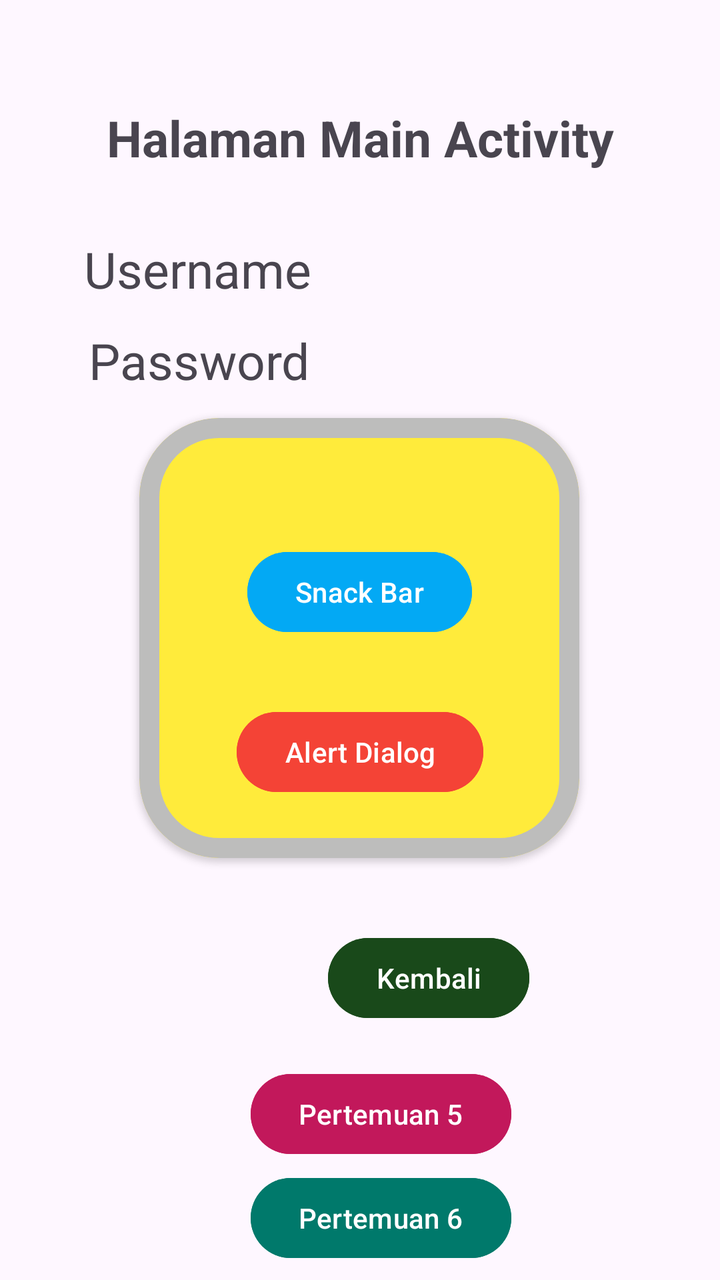
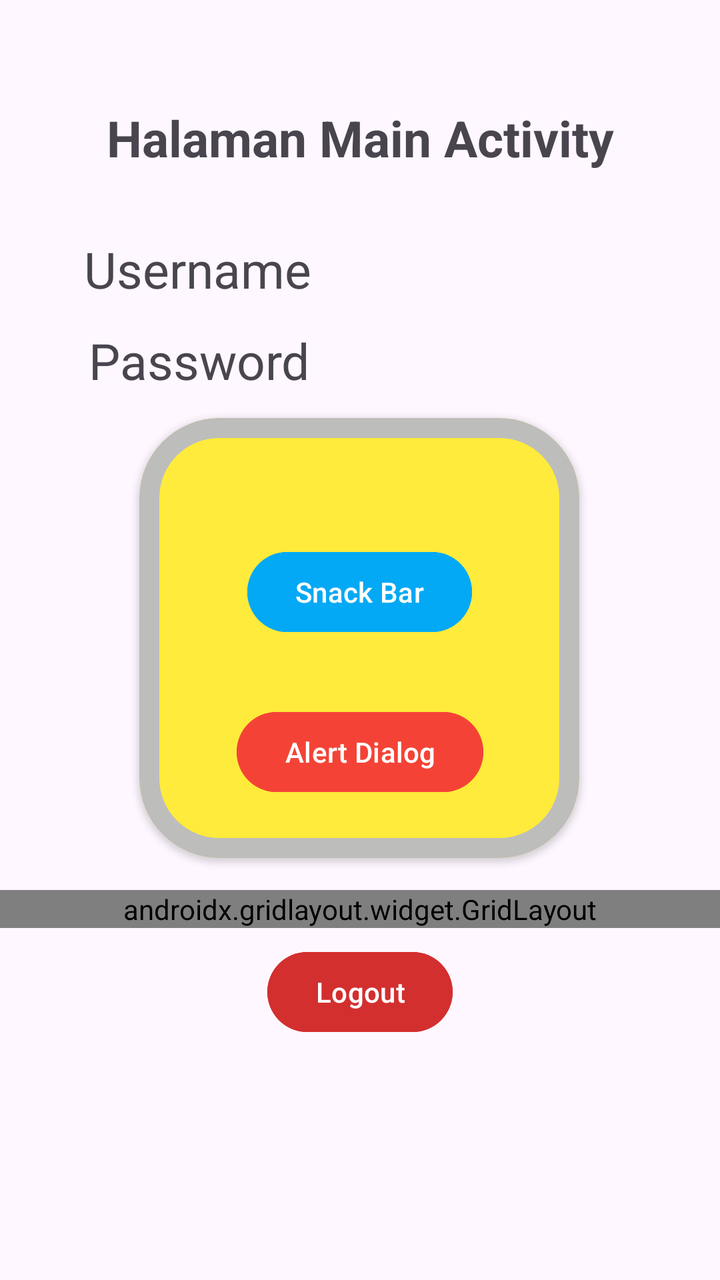

Two renders of the same Android screen: before a commit and after it. Below are the layout's source before the change and the commit's diff.
<!-- AndroidManifest.xml: application theme Theme.Chayani_3TIB -->
<!-- res/layout/fragment_home.xml -->
<?xml version="1.0" encoding="utf-8"?>
<androidx.constraintlayout.widget.ConstraintLayout xmlns:android="http://schemas.android.com/apk/res/android"
    xmlns:tools="http://schemas.android.com/tools"
    android:layout_width="match_parent"
    android:layout_height="match_parent"
    xmlns:app="http://schemas.android.com/apk/res-auto"
    tools:context=".Home.HomeFragment">

    
    


    <TextView
        android:id="@+id/txtUsername"
        android:layout_width="wrap_content"
        android:layout_height="wrap_content"
        android:layout_marginTop="32dp"
        android:text="Username"
        android:textSize="25sp"
        app:layout_constraintEnd_toEndOf="parent"
        app:layout_constraintHorizontal_bias="0.171"
        app:layout_constraintStart_toStartOf="parent"
        app:layout_constraintTop_toBottomOf="@+id/textView4" />

    <TextView
        android:id="@+id/txtPassword"
        android:layout_width="wrap_content"
        android:layout_height="wrap_content"
        android:layout_marginTop="12dp"
        android:text="Password"
        android:textSize="25sp"
        app:layout_constraintEnd_toEndOf="parent"
        app:layout_constraintHorizontal_bias="0.177"
        app:layout_constraintStart_toStartOf="parent"
        app:layout_constraintTop_toBottomOf="@+id/txtUsername" />

    <TextView
        android:id="@+id/textView4"
        android:layout_width="wrap_content"
        android:layout_height="wrap_content"
        android:layout_marginTop="52dp"
        android:text="Halaman Main Activity"
        android:textSize="25sp"
        android:textStyle="bold"
        app:layout_constraintEnd_toEndOf="parent"
        app:layout_constraintStart_toStartOf="parent"
        app:layout_constraintTop_toTopOf="parent" />

    <Button
        android:id="@+id/btnKembali"
        android:layout_width="wrap_content"
        android:layout_height="wrap_content"
        android:layout_marginStart="164dp"
        android:layout_marginTop="36dp"
        android:backgroundTint="#19491A"
        android:text="Kembali"


        app:layout_constraintStart_toStartOf="parent"
        app:layout_constraintTop_toBottomOf="@+id/materialCardView" />

    <com.google.android.material.card.MaterialCardView
        android:id="@+id/materialCardView"
        android:layout_width="220dp"
        android:layout_height="220dp"
        android:layout_marginTop="12dp"
        app:cardBackgroundColor="#FFEB3B"
        app:cardCornerRadius="40dp"
        app:cardElevation="2dp"
        app:layout_constraintEnd_toEndOf="parent"
        app:layout_constraintHorizontal_bias="0.497"
        app:layout_constraintStart_toStartOf="parent"
        app:layout_constraintTop_toBottomOf="@+id/txtPassword"
        app:strokeColor="#BDBDBC"
        app:strokeWidth="10dp">

        <androidx.constraintlayout.widget.ConstraintLayout
            android:layout_width="match_parent"
            android:layout_height="match_parent"
            android:layout_margin="15dp">

            <Button
                android:id="@+id/btnAlertDialog"
                android:layout_width="wrap_content"
                android:layout_height="wrap_content"
                android:layout_marginTop="32dp"
                android:backgroundTint="#F44336"
                android:text="Alert Dialog"
                app:layout_constraintBottom_toBottomOf="parent"
                app:layout_constraintEnd_toEndOf="parent"
                app:layout_constraintHorizontal_bias="0.505"
                app:layout_constraintStart_toStartOf="parent"
                app:layout_constraintTop_toBottomOf="@+id/btnSnackBar"
                app:layout_constraintVertical_bias="0.0" />

            <Button
                android:id="@+id/btnSnackBar"
                android:layout_width="wrap_content"
                android:layout_height="wrap_content"
                android:layout_marginTop="48dp"
                android:backgroundTint="#03A9F4"
                android:text="Snack Bar"
                app:layout_constraintEnd_toEndOf="parent"
                app:layout_constraintStart_toStartOf="parent"
                app:layout_constraintTop_toTopOf="parent" />
        </androidx.constraintlayout.widget.ConstraintLayout>
    </com.google.android.material.card.MaterialCardView>

    

    <Button
        android:id="@+id/btnToLima"
        android:layout_width="wrap_content"
        android:layout_height="wrap_content"
        android:layout_marginTop="20dp"
        android:backgroundTint="#C2185B"
        android:text="Pertemuan 5"
        app:layout_constraintEnd_toEndOf="parent"
        app:layout_constraintHorizontal_bias="0.546"
        app:layout_constraintStart_toStartOf="parent"
        app:layout_constraintTop_toBottomOf="@+id/btnKembali" />

    <Button
        android:id="@+id/btnToSixth"
        android:layout_width="wrap_content"
        android:layout_height="wrap_content"
        android:layout_marginTop="4dp"
        android:backgroundTint="#00796B"
        android:text="Pertemuan 6"
        app:layout_constraintEnd_toEndOf="parent"
        app:layout_constraintHorizontal_bias="0.546"
        app:layout_constraintStart_toStartOf="parent"
        app:layout_constraintTop_toBottomOf="@+id/btnToLima" />

    <Button
        android:id="@+id/btnLogout"
        android:layout_width="wrap_content"
        android:layout_height="wrap_content"
        android:layout_marginTop="20dp"
        android:backgroundTint="#D32F2F"
        android:text="Logout"
        app:layout_constraintEnd_toEndOf="parent"
        app:layout_constraintHorizontal_bias="0.537"
        app:layout_constraintStart_toStartOf="parent"
        app:layout_constraintTop_toBottomOf="@+id/btnToSixth" />


</androidx.constraintlayout.widget.ConstraintLayout>
<!-- resources referenced by this layout -->
<resources>
  <style name="Theme.Chayani_3TIB" parent="Base.Theme.Chayani_3TIB" />
  <style name="Base.Theme.Chayani_3TIB" parent="Theme.Material3.DayNight.NoActionBar">
          
          
      </style>
</resources>

<!-- the commit's change to res/layout/fragment_home.xml (unified diff, before → after) -->
@@ -1,14 +1,22 @@
 <?xml version="1.0" encoding="utf-8"?>
 <androidx.constraintlayout.widget.ConstraintLayout xmlns:android="http://schemas.android.com/apk/res/android"
+    xmlns:app="http://schemas.android.com/apk/res-auto"
     xmlns:tools="http://schemas.android.com/tools"
     android:layout_width="match_parent"
     android:layout_height="match_parent"
-    xmlns:app="http://schemas.android.com/apk/res-auto"
     tools:context=".Home.HomeFragment">
 
-    
-    
-
+    <TextView
+        android:id="@+id/textView4"
+        android:layout_width="wrap_content"
+        android:layout_height="wrap_content"
+        android:layout_marginTop="52dp"
+        android:text="Halaman Main Activity"
+        android:textSize="25sp"
+        android:textStyle="bold"
+        app:layout_constraintEnd_toEndOf="parent"
+        app:layout_constraintStart_toStartOf="parent"
+        app:layout_constraintTop_toTopOf="parent" />
 
     <TextView
         android:id="@+id/txtUsername"
@@ -34,31 +42,6 @@
         app:layout_constraintStart_toStartOf="parent"
         app:layout_constraintTop_toBottomOf="@+id/txtUsername" />
 
-    <TextView
-        android:id="@+id/textView4"
-        android:layout_width="wrap_content"
-        android:layout_height="wrap_content"
-        android:layout_marginTop="52dp"
-        android:text="Halaman Main Activity"
-        android:textSize="25sp"
-        android:textStyle="bold"
-        app:layout_constraintEnd_toEndOf="parent"
-        app:layout_constraintStart_toStartOf="parent"
-        app:layout_constraintTop_toTopOf="parent" />
-
-    <Button
-        android:id="@+id/btnKembali"
-        android:layout_width="wrap_content"
-        android:layout_height="wrap_content"
-        android:layout_marginStart="164dp"
-        android:layout_marginTop="36dp"
-        android:backgroundTint="#19491A"
-        android:text="Kembali"
-
-
-        app:layout_constraintStart_toStartOf="parent"
-        app:layout_constraintTop_toBottomOf="@+id/materialCardView" />
-
     <com.google.android.material.card.MaterialCardView
         android:id="@+id/materialCardView"
         android:layout_width="220dp"
@@ -80,6 +63,17 @@
             android:layout_margin="15dp">
 
             <Button
+                android:id="@+id/btnSnackBar"
+                android:layout_width="wrap_content"
+                android:layout_height="wrap_content"
+                android:layout_marginTop="48dp"
+                android:backgroundTint="#03A9F4"
+                android:text="Snack Bar"
+                app:layout_constraintEnd_toEndOf="parent"
+                app:layout_constraintStart_toStartOf="parent"
+                app:layout_constraintTop_toTopOf="parent" />
+
+            <Button
                 android:id="@+id/btnAlertDialog"
                 android:layout_width="wrap_content"
                 android:layout_height="wrap_content"
@@ -93,56 +87,69 @@
                 app:layout_constraintTop_toBottomOf="@+id/btnSnackBar"
                 app:layout_constraintVertical_bias="0.0" />
 
-            <Button
-                android:id="@+id/btnSnackBar"
-                android:layout_width="wrap_content"
-                android:layout_height="wrap_content"
-                android:layout_marginTop="48dp"
-                android:backgroundTint="#03A9F4"
-                android:text="Snack Bar"
-                app:layout_constraintEnd_toEndOf="parent"
-                app:layout_constraintStart_toStartOf="parent"
-                app:layout_constraintTop_toTopOf="parent" />
         </androidx.constraintlayout.widget.ConstraintLayout>
     </com.google.android.material.card.MaterialCardView>
 
     
+    <androidx.gridlayout.widget.GridLayout
+        android:id="@+id/gridMenu"
+        android:layout_width="0dp"
+        android:layout_height="wrap_content"
+        android:layout_marginTop="16dp"
+        android:paddingHorizontal="16dp"
+        app:columnCount="2"
+        app:layout_constraintEnd_toEndOf="parent"
+        app:layout_constraintStart_toStartOf="parent"
+        app:layout_constraintTop_toBottomOf="@+id/materialCardView"
+        app:useDefaultMargins="true">
 
-    <Button
-        android:id="@+id/btnToLima"
-        android:layout_width="wrap_content"
-        android:layout_height="wrap_content"
-        android:layout_marginTop="20dp"
-        android:backgroundTint="#C2185B"
-        android:text="Pertemuan 5"
-        app:layout_constraintEnd_toEndOf="parent"
-        app:layout_constraintHorizontal_bias="0.546"
-        app:layout_constraintStart_toStartOf="parent"
-        app:layout_constraintTop_toBottomOf="@+id/btnKembali" />
+        <com.google.android.material.button.MaterialButton
+            android:id="@+id/btnKembali"
+            android:layout_width="0dp"
+            android:layout_height="wrap_content"
+            android:backgroundTint="#19491A"
+            android:text="Kembali"
+            app:layout_columnWeight="1"
+            app:layout_gravity="fill_horizontal" />
 
-    <Button
-        android:id="@+id/btnToSixth"
-        android:layout_width="wrap_content"
-        android:layout_height="wrap_content"
-        android:layout_marginTop="4dp"
-        android:backgroundTint="#00796B"
-        android:text="Pertemuan 6"
-        app:layout_constraintEnd_toEndOf="parent"
-        app:layout_constraintHorizontal_bias="0.546"
-        app:layout_constraintStart_toStartOf="parent"
-        app:layout_constraintTop_toBottomOf="@+id/btnToLima" />
+        <com.google.android.material.button.MaterialButton
+            android:id="@+id/btnToLima"
+            android:layout_width="0dp"
+            android:layout_height="wrap_content"
+            android:backgroundTint="#C2185B"
+            android:text="Pertemuan 5"
+            app:layout_columnWeight="1"
+            app:layout_gravity="fill_horizontal" />
 
-    <Button
+        <com.google.android.material.button.MaterialButton
+            android:id="@+id/btnToSixth"
+            android:layout_width="0dp"
+            android:layout_height="wrap_content"
+            android:backgroundTint="#00796B"
+            android:text="Pertemuan 6"
+            app:layout_columnWeight="1"
+            app:layout_gravity="fill_horizontal" />
+
+        <com.google.android.material.button.MaterialButton
+            android:id="@+id/btntosembilan"
+            android:layout_width="0dp"
+            android:layout_height="wrap_content"
+            android:text="Pertemuan 9"
+            app:layout_columnWeight="1"
+            app:layout_gravity="fill_horizontal" />
+
+    </androidx.gridlayout.widget.GridLayout>
+
+    
+    <com.google.android.material.button.MaterialButton
         android:id="@+id/btnLogout"
         android:layout_width="wrap_content"
         android:layout_height="wrap_content"
-        android:layout_marginTop="20dp"
+        android:layout_marginTop="8dp"
         android:backgroundTint="#D32F2F"
         android:text="Logout"
         app:layout_constraintEnd_toEndOf="parent"
-        app:layout_constraintHorizontal_bias="0.537"
         app:layout_constraintStart_toStartOf="parent"
-        app:layout_constraintTop_toBottomOf="@+id/btnToSixth" />
-
+        app:layout_constraintTop_toBottomOf="@+id/gridMenu" />
 
 </androidx.constraintlayout.widget.ConstraintLayout>
